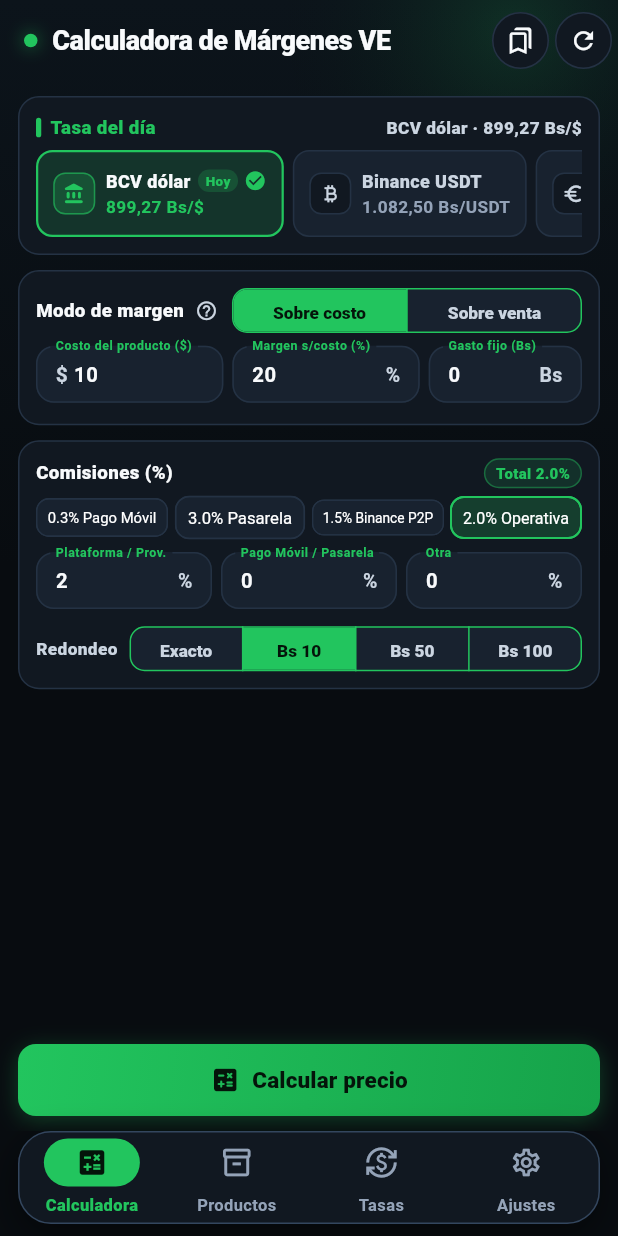
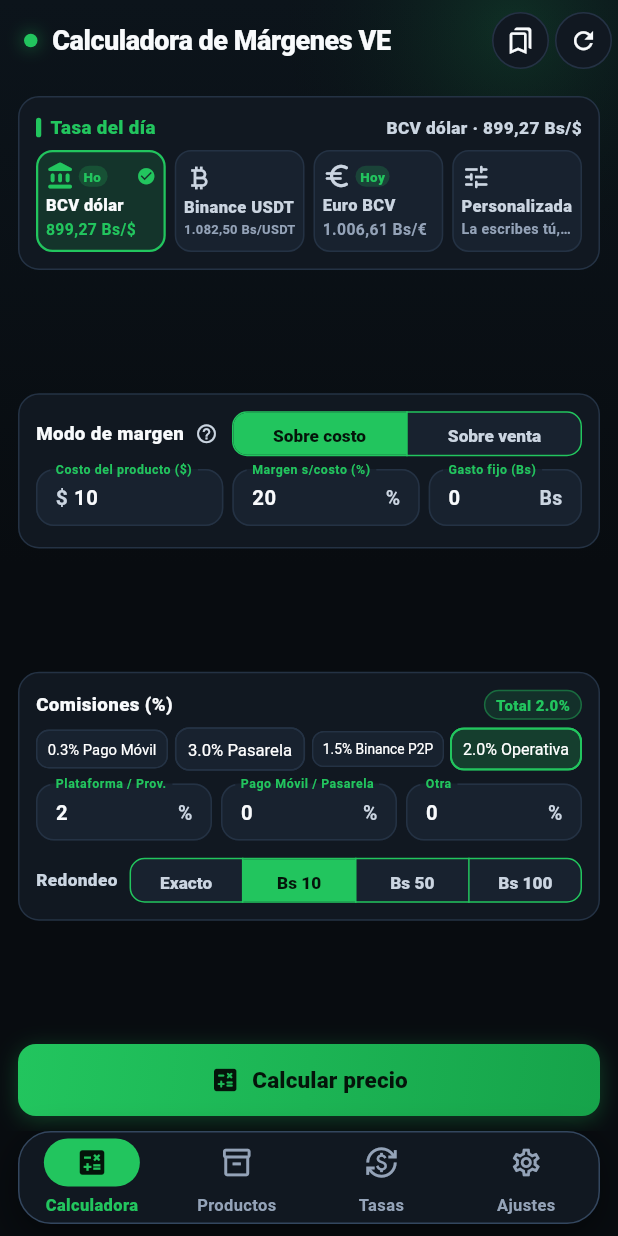
Before and after one commit to LyanKrach/calculadora-margenes-ve, a Flutter app: the screen it shows after launch, on a phone screen of 412 x 824 dp. Run offline on Flutter 3.47's test engine with Material 3 defaults, Android fonts, the phone set to English and light mode, and no system bars; our stand-ins replace cloud_firestore, firebase_auth, firebase_core, google_sign_in, shared_preferences; accounts and stored records are empty; generated files the repository leaves out were written again; network calls fail; key blocks and very long unbroken strings in the code were emptied for the run.

Commit message:
fix: tasas compactas, las 4 visibles sin scroll horizontal

```diff
--- a/lib/screens/calculator_screen.dart
+++ b/lib/screens/calculator_screen.dart
@@ -21,7 +21,7 @@ import 'auth_screen.dart';
 import 'result_screen.dart';
 
 /// Pantalla principal estilo ArbiCalc (sin scroll vertical):
-/// - Carrusel horizontal de tasas (BCV $, Binance USDT, Euro BCV, Personalizada)
+/// - Fila de 4 tarjetas de tasa (BCV $, Binance USDT, Euro BCV, Personalizada)
 /// - Modo de margen (Sobre costo / Sobre venta) + fila compacta Costo, Margen y Gasto fijo
 /// - Comisiones como chips + 3 campos (Plataforma, Pago Móvil, Otra) + Redondeo como chips
 /// - Botón verde fijo "Calcular precio" abajo que abre [ResultScreen].
@@ -737,7 +737,7 @@ class _CalculatorScreenState extends State<CalculatorScreen> {
           final gap = ultraTight ? 4.0 : (tight ? 6.0 : 10.0);
           final cardPad = ultraTight ? 6.0 : (tight ? 8.5 : 11.0);
           final fieldGap = ultraTight ? 4.0 : (tight ? 6.0 : 8.5);
-          final rateCarouselHeight = ultraTight ? 46.0 : (tight ? 52.0 : 58.0);
+          final rateCarouselHeight = ultraTight ? 62.0 : (tight ? 64.0 : 68.0);
           final ctaHeight = ultraTight ? 38.0 : (tight ? 43.0 : 48.0);
           final inputHeight = ultraTight ? 32.0 : (tight ? 36.0 : 41.0);
 
@@ -785,7 +785,7 @@ class _CalculatorScreenState extends State<CalculatorScreen> {
                   SizedBox(height: gap),
                 ],
 
-                // 1. Selector de tasa como CARRUSEL HORIZONTAL de tarjetas compactas
+                // 1. Selector de tasa: las 4 tarjetas en una sola fila (sin scroll horizontal)
                 Container(
                   padding: EdgeInsets.all(cardPad),
                   decoration: BoxDecoration(
@@ -826,15 +826,20 @@ class _CalculatorScreenState extends State<CalculatorScreen> {
                               ),
                             ),
                           ],
-                          const Spacer(),
-                          Text(
+                          const SizedBox(width: 6),
+                          Expanded(
+                            child: Text(
                               _rate > 0
                                   ? '${_selectedSource.label} · ${fmtRate(_rate)} ${_selectedSource.unit}'
                                   : _selectedSource.label,
+                              maxLines: 1,
+                              overflow: TextOverflow.ellipsis,
+                              textAlign: TextAlign.end,
                               style: TextStyle(
                                 fontSize: ultraTight ? 10.5 : 11.5,
                                 fontWeight: FontWeight.w800,
                                 color: colors.textSecondary,
+                              ),
                             ),
                           ),
                         ],
@@ -842,14 +847,20 @@ class _CalculatorScreenState extends State<CalculatorScreen> {
                       SizedBox(height: ultraTight ? 4 : 6),
                       SizedBox(
                         height: rateCarouselHeight,
-                        child: ListView.separated(
-                          scrollDirection: Axis.horizontal,
-                          itemCount: RateSource.values.length,
-                          separatorBuilder: (_, _) => const SizedBox(width: 6),
-                          itemBuilder: (ctx, idx) => _rateCarouselCard(
-                            RateSource.values[idx],
-                            ultraTight: ultraTight,
+                        child: Row(
+                          crossAxisAlignment: CrossAxisAlignment.stretch,
+                          children: [
+                            for (
+                              var i = 0;
+                              i < RateSource.values.length;
+                              i++
+                            ) ...[
+                              if (i > 0) const SizedBox(width: 6),
+                              Expanded(
+                                child: _rateCarouselCard(RateSource.values[i]),
                               ),
+                            ],
+                          ],
                         ),
                       ),
                       if (_selectedSource == RateSource.custom) ...[
@@ -888,6 +899,8 @@ class _CalculatorScreenState extends State<CalculatorScreen> {
                 ),
 
                 SizedBox(height: gap),
+
+                const Spacer(flex: 1),
 
                 // 2. Modo de margen (segmento) + Costo, Margen y Gasto fijo en una fila
                 Container(
@@ -1020,6 +1033,8 @@ class _CalculatorScreenState extends State<CalculatorScreen> {
                 ),
 
                 SizedBox(height: gap),
+
+                const Spacer(flex: 1),
 
                 // 3. Comisiones (chips + 3 campos) y Redondeo (chips)
                 Container(
@@ -1184,9 +1199,18 @@ class _CalculatorScreenState extends State<CalculatorScreen> {
                                   ),
                                 ),
                                 segments: const [
-                                  ButtonSegment(value: 0, label: Text('Exacto')),
-                                  ButtonSegment(value: 10, label: Text('Bs 10')),
-                                  ButtonSegment(value: 50, label: Text('Bs 50')),
+                                  ButtonSegment(
+                                    value: 0,
+                                    label: Text('Exacto'),
+                                  ),
+                                  ButtonSegment(
+                                    value: 10,
+                                    label: Text('Bs 10'),
+                                  ),
+                                  ButtonSegment(
+                                    value: 50,
+                                    label: Text('Bs 50'),
+                                  ),
                                   ButtonSegment(
                                     value: 100,
                                     label: Text('Bs 100'),
@@ -1214,10 +1238,7 @@ class _CalculatorScreenState extends State<CalculatorScreen> {
                   child: DecoratedBox(
                     decoration: BoxDecoration(
                       gradient: LinearGradient(
-                        colors: [
-                          colors.primary,
-                          colors.primaryDark,
-                        ],
+                        colors: [colors.primary, colors.primaryDark],
                         begin: Alignment.topLeft,
                         end: Alignment.bottomRight,
                       ),
@@ -1271,7 +1292,7 @@ class _CalculatorScreenState extends State<CalculatorScreen> {
     );
   }
 
-  Widget _rateCarouselCard(RateSource source, {required bool ultraTight}) {
+  Widget _rateCarouselCard(RateSource source) {
     final rate = _ratesMap[source];
     final selected = _selectedSource == source;
     final colors = context.appColors;
@@ -1281,26 +1302,34 @@ class _CalculatorScreenState extends State<CalculatorScreen> {
         (source == RateSource.bcvUsd || source == RateSource.euroBcv);
 
     final String subtitleText;
+    var isNumericRate = true;
     if (source == RateSource.custom) {
       final customVal =
           double.tryParse(_customRateCtrl.text.replaceAll(',', '.')) ?? 0;
       subtitleText = customVal > 0
           ? '${fmtRate(customVal)} Bs/\$'
           : 'La escribes tú, sin internet';
+      isNumericRate = customVal > 0;
     } else if (rate == null) {
       subtitleText = 'Sin datos';
     } else {
       subtitleText = '${fmtRate(rate.value)} ${source.unit}';
     }
 
+    final valueStyle = TextStyle(
+      fontSize: 10.5,
+      fontWeight: FontWeight.w700,
+      color: selected ? colors.primary : colors.textMuted,
+      fontFeatures: const [FontFeature.tabularFigures()],
+    );
+
     return GestureDetector(
+      key: Key('rate_card_${source.name}'),
+      behavior: HitTestBehavior.opaque,
       onTap: () => setState(() => _selectedSource = source),
       child: AnimatedContainer(
         duration: const Duration(milliseconds: 160),
-        padding: EdgeInsets.symmetric(
-          horizontal: ultraTight ? 8 : 10,
-          vertical: ultraTight ? 4 : 6,
-        ),
+        padding: const EdgeInsets.symmetric(horizontal: 5, vertical: 3),
         decoration: BoxDecoration(
           color: selected
               ? colors.primary.withValues(alpha: 0.16)
@@ -1311,24 +1340,13 @@ class _CalculatorScreenState extends State<CalculatorScreen> {
             width: selected ? 1.5 : 1,
           ),
         ),
-        child: Row(
-          mainAxisSize: MainAxisSize.min,
+        child: Column(
+          mainAxisAlignment: MainAxisAlignment.center,
+          crossAxisAlignment: CrossAxisAlignment.stretch,
           children: [
-            Container(
-              width: ultraTight ? 24 : 28,
-              height: ultraTight ? 24 : 28,
-              decoration: BoxDecoration(
-                color: selected
-                    ? colors.primary.withValues(alpha: 0.20)
-                    : colors.surface,
-                borderRadius: BorderRadius.circular(8),
-                border: Border.all(
-                  color: selected
-                      ? colors.primary.withValues(alpha: 0.6)
-                      : colors.borderSubtle,
-                ),
-              ),
-              child: Icon(
+            Row(
+              children: [
+                Icon(
                   source == RateSource.bcvUsd
                       ? Icons.account_balance_rounded
                       : source == RateSource.binanceUsdt
@@ -1336,34 +1354,16 @@ class _CalculatorScreenState extends State<CalculatorScreen> {
                       : source == RateSource.euroBcv
                       ? Icons.euro_rounded
                       : Icons.tune_rounded,
-                size: ultraTight ? 13 : 15,
+                  size: 20,
                   color: selected ? colors.primary : colors.textSecondary,
                 ),
-            ),
-            const SizedBox(width: 7),
-            Column(
-              mainAxisAlignment: MainAxisAlignment.center,
-              crossAxisAlignment: CrossAxisAlignment.start,
-              children: [
-                Row(
-                  mainAxisSize: MainAxisSize.min,
-                  children: [
-                    Text(
-                      source.label,
-                      style: TextStyle(
-                        fontSize: ultraTight ? 11 : 12,
-                        fontWeight: FontWeight.w800,
-                        color: selected
-                            ? colors.textPrimary
-                            : colors.textSecondary,
-                      ),
-                    ),
                 if (hasTodayBadge) ...[
-                      const SizedBox(width: 5),
-                      Container(
+                  const SizedBox(width: 2),
+                  Flexible(
+                    child: Container(
                       padding: const EdgeInsets.symmetric(
-                          horizontal: 5,
-                          vertical: 1,
+                        horizontal: 3,
+                        vertical: 0.5,
                       ),
                       decoration: BoxDecoration(
                         color: colors.primary.withValues(alpha: 0.20),
@@ -1371,6 +1371,8 @@ class _CalculatorScreenState extends State<CalculatorScreen> {
                       ),
                       child: Text(
                         'Hoy',
+                        maxLines: 1,
+                        overflow: TextOverflow.clip,
                         style: TextStyle(
                           fontSize: 9,
                           fontWeight: FontWeight.w800,
@@ -1378,28 +1380,39 @@ class _CalculatorScreenState extends State<CalculatorScreen> {
                         ),
                       ),
                     ),
-                    ],
-                    if (selected) ...[
-                      const SizedBox(width: 4),
-                      Icon(
-                        Icons.check_circle,
-                        color: colors.primary,
-                        size: ultraTight ? 13 : 15,
                   ),
                 ],
+                const Spacer(),
+                if (selected)
+                  Icon(Icons.check_circle, color: colors.primary, size: 13),
               ],
             ),
             const SizedBox(height: 1),
             Text(
-                  subtitleText,
+              source.label,
+              maxLines: 1,
+              overflow: TextOverflow.ellipsis,
+              softWrap: false,
               style: TextStyle(
-                    fontSize: ultraTight ? 10.5 : 11.5,
-                    fontWeight: FontWeight.w700,
-                    color: selected ? colors.primary : colors.textMuted,
-                    fontFeatures: const [FontFeature.tabularFigures()],
+                fontSize: 11,
+                fontWeight: FontWeight.w800,
+                color: selected ? colors.textPrimary : colors.textSecondary,
               ),
             ),
-              ],
+            const SizedBox(height: 1),
+            if (isNumericRate)
+              FittedBox(
+                fit: BoxFit.scaleDown,
+                alignment: Alignment.centerLeft,
+                child: Text(subtitleText, maxLines: 1, style: valueStyle),
+              )
+            else
+              Text(
+                subtitleText,
+                maxLines: 1,
+                overflow: TextOverflow.ellipsis,
+                softWrap: false,
+                style: valueStyle.copyWith(fontSize: 9.5),
               ),
           ],
         ),
--- a/pubspec.yaml
+++ b/pubspec.yaml
@@ -1,7 +1,7 @@
 name: calculadora_margenes_ve
 description: "Calculadora de márgenes para vendedores en Venezuela: costo en USD, tasa del día (BCV, Binance USDT, Euro BCV o personalizada), comisiones y margen deseado → precio de venta en bolívares sin perder dinero."
 publish_to: 'none'
-version: 1.1.0+3
+version: 1.1.1+4
 
 environment:
   sdk: ^3.8.0
```
Also changed, not shown: 2 other files. Lines whose indentation alone changed are shown as unchanged.
